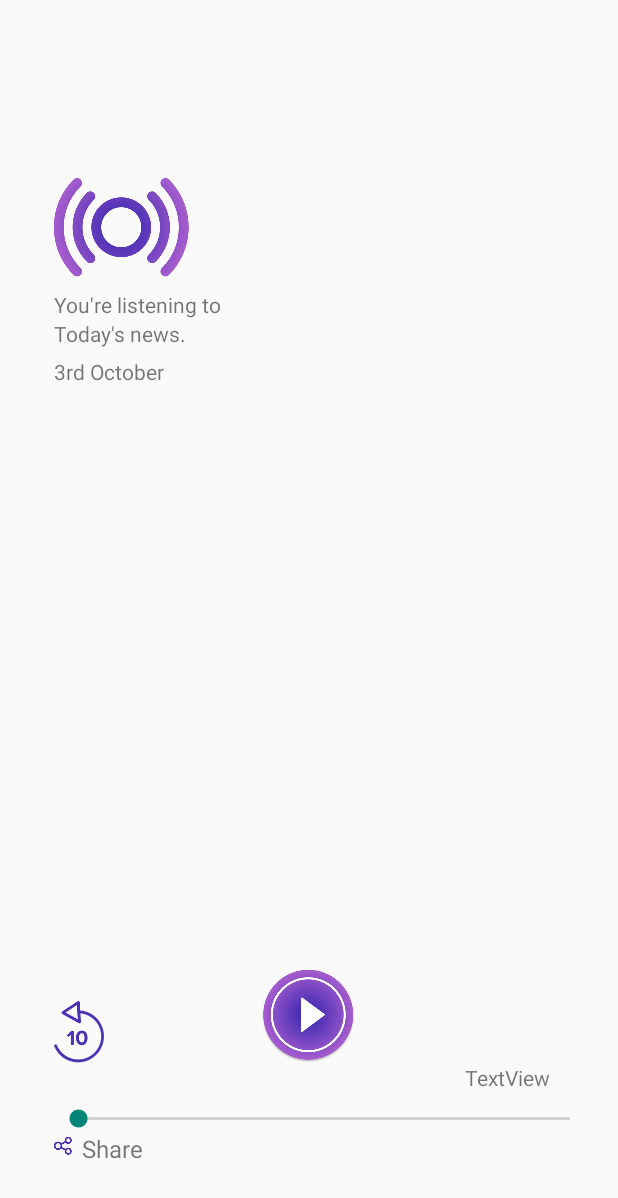
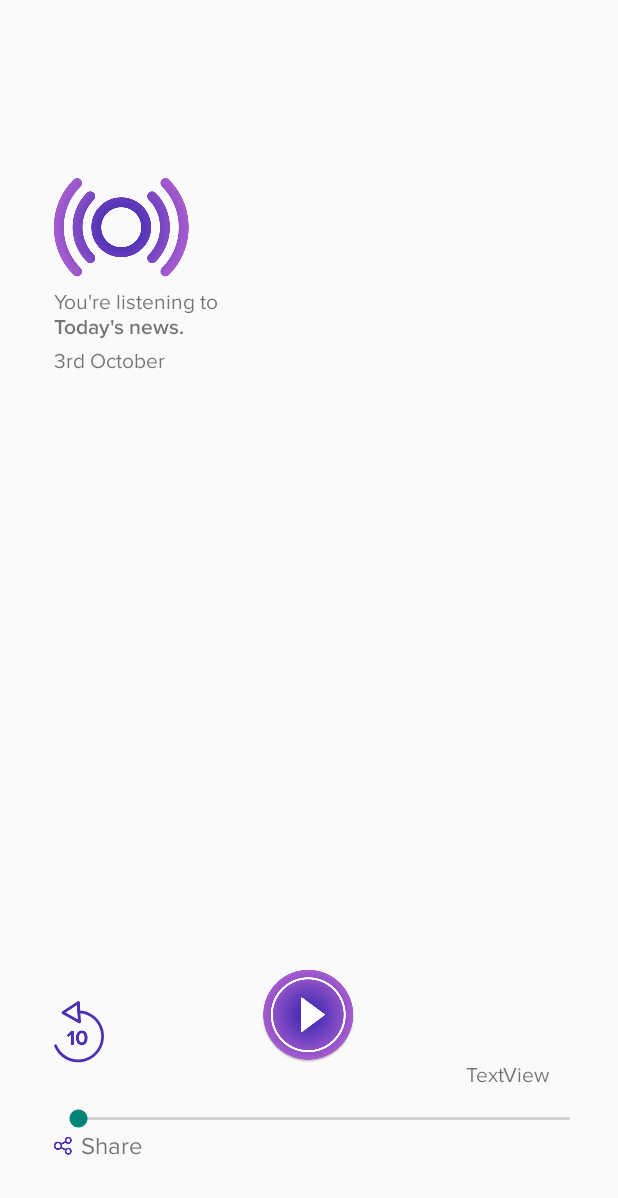
Before and after one commit to mayank13/Frequency, an Android app: the screen it shows after launch (AudioNewsActivity), on a phone screen of 412 x 824 dp. Shown: the top 1198 px of the screen. Run offline under Robolectric (Android 15) with nearby library versions, the phone set to English and light mode, and no system bars.

Commit message:
Font Changes

```diff
--- a/app/src/main/java/radionews/com/frequency/AudioNewsActivity.java
+++ b/app/src/main/java/radionews/com/frequency/AudioNewsActivity.java
@@ -17,6 +17,8 @@ import java.util.Date;
 import java.util.Locale;
 import java.util.concurrent.TimeUnit;
 
+import radionews.com.frequency.common.FontHelper;
+
 public class AudioNewsActivity extends AppCompatActivity {
     private ImageButton playButton;
     private MediaPlayer mediaPlayer;
@@ -33,6 +35,8 @@ public class AudioNewsActivity extends AppCompatActivity {
     protected void onCreate(Bundle savedInstanceState) {
         super.onCreate(savedInstanceState);
         setContentView(R.layout.activity_audio_news);
+
+        FontHelper.applyFont(this, findViewById(R.id.activity_audio_news));
 
         playButton = (ImageButton) findViewById(R.id.play_button);
         time = (TextView)findViewById(R.id.news_timer);
--- a/app/src/main/res/layout/activity_audio_news.xml
+++ b/app/src/main/res/layout/activity_audio_news.xml
@@ -42,10 +42,11 @@
         android:layout_alignStart="@+id/textView2"
         android:layout_below="@+id/textView2"
         android:layout_marginTop="6dp"
-        android:text="TextView" />
+        />
 
     <TextView
         android:id="@+id/textView2"
+        android:tag="title"
         android:layout_width="wrap_content"
         android:layout_height="wrap_content"
         android:layout_alignLeft="@+id/textView"
--- a/app/src/main/res/values/strings.xml
+++ b/app/src/main/res/values/strings.xml
@@ -1,5 +1,5 @@
 <resources>
-    <string name="app_name">Frequency</string>
+    <string name="app_name">FREQUENCY</string>
 
     <string name="title_activity_news">News</string>
     <string name="dummy_button">Dummy Button</string>
```
